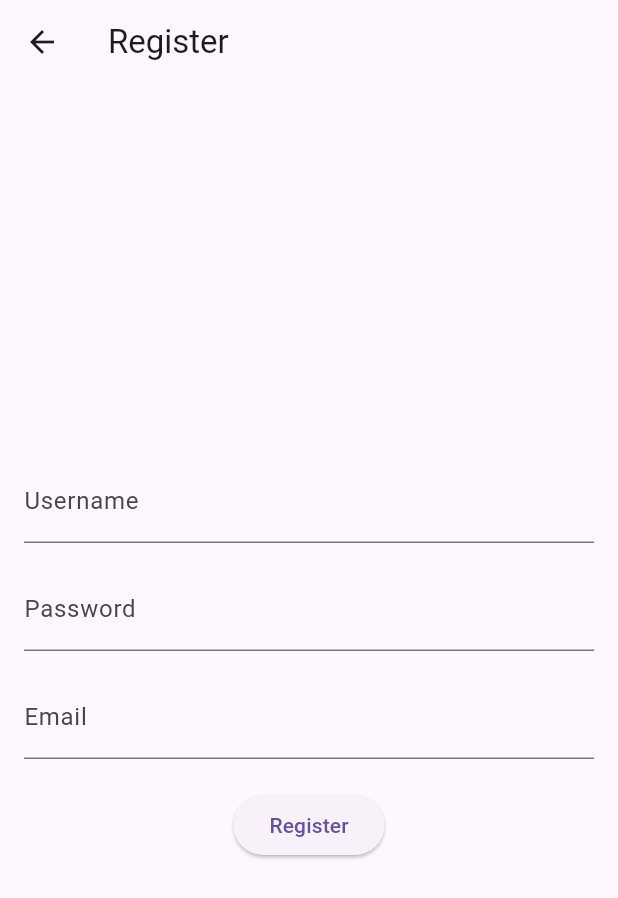
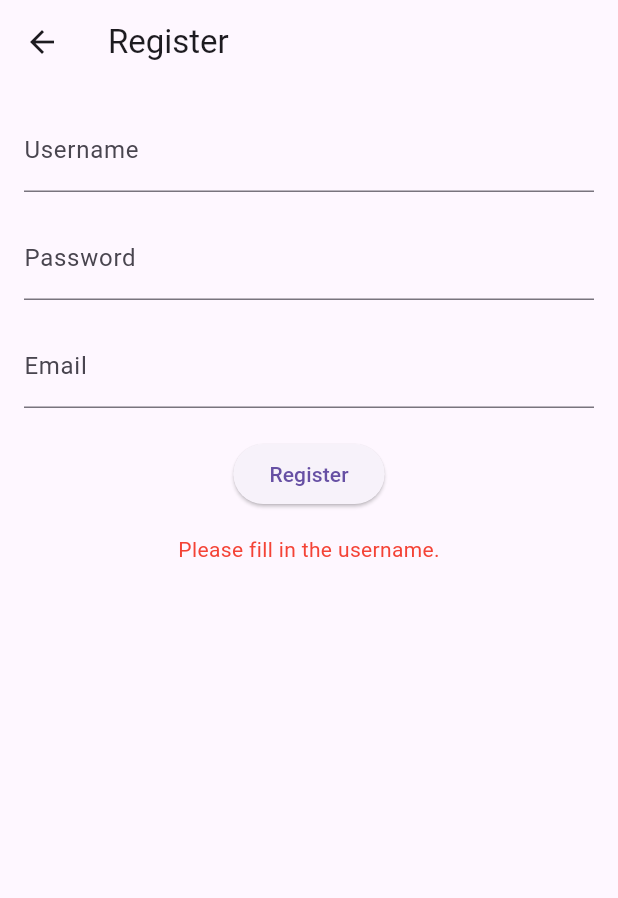
Before and after one commit to Md-Ikhtiar-uddin-howlader/queueing_management_app, a Flutter app: the RegisterScreen screen opened directly, after a tap on "Register", on a phone screen of 412 x 824 dp. Shown: the top 898 px of the screen. Run offline on Flutter 3.47's test engine with Material 3 defaults, Android fonts, the phone set to English and light mode, and no system bars; our stand-ins replace cloud_firestore, firebase_auth, firebase_core, firebase_messaging, qr_flutter; missing offline and left inert: qr_code_scanner; accounts and stored records are empty; network calls fail.

Commit message:
error handling, registration form validation

```diff
--- a/lib/screens/register_screen.dart
+++ b/lib/screens/register_screen.dart
@@ -19,13 +19,16 @@ class _RegisterScreenState extends State<RegisterScreen> {
   final FirebaseAuth _auth = FirebaseAuth.instance;
   final FirebaseFirestore _firestore = FirebaseFirestore.instance;
 
+  String errorMessage = '';
+
   @override
   Widget build(BuildContext context) {
     return Scaffold(
       appBar: AppBar(
         title: Text('Register'),
       ),
-      body: Padding(
+      body: SingleChildScrollView(
+        child: Padding(
           padding: const EdgeInsets.all(16.0),
           child: Column(
             mainAxisAlignment: MainAxisAlignment.center,
@@ -53,6 +56,26 @@ class _RegisterScreenState extends State<RegisterScreen> {
                   String password = passwordController.text.trim();
                   String email = emailController.text.trim();
 
+                  // Validate input fields
+                  if (username.isEmpty) {
+                    setState(() {
+                      errorMessage = 'Please fill in the username.';
+                    });
+                    return;
+                  }
+                  if (password.isEmpty) {
+                    setState(() {
+                      errorMessage = 'Please fill in the password.';
+                    });
+                    return;
+                  }
+                  if (email.isEmpty) {
+                    setState(() {
+                      errorMessage = 'Please fill in the email.';
+                    });
+                    return;
+                  }
+
                   try {
                     // Create user with Firebase Authentication
                     UserCredential userCredential =
@@ -70,14 +93,42 @@ class _RegisterScreenState extends State<RegisterScreen> {
                       'email': email,
                       'userRole': widget.userRole,
                     });
+
+                    // Show success message
+                    showDialog(
+                      context: context,
+                      builder: (context) => AlertDialog(
+                        title: Text('Registration Successful'),
+                        content: Text('You have successfully registered.'),
+                        actions: [
+                          TextButton(
+                            onPressed: () {
+                              Navigator.of(context).pop();
                               Navigator.pushReplacementNamed(context, '/home');
+                            },
+                            child: Text('OK'),
+                          ),
+                        ],
+                      ),
+                    );
                   } catch (e) {
+                    // Handle registration errors
                     print('Error during registration: $e');
+                    setState(() {
+                      errorMessage = 'Registration failed. Please try again.';
+                    });
                   }
                 },
                 child: Text('Register'),
               ),
+              SizedBox(height: 16.0),
+              if (errorMessage.isNotEmpty)
+                Text(
+                  errorMessage,
+                  style: TextStyle(color: Colors.red),
+                ),
             ],
+          ),
         ),
       ),
     );
```
Also changed, not shown: lib/screens/auth_screen.dart (+11 -1 lines). Lines whose indentation alone changed are shown as unchanged.
